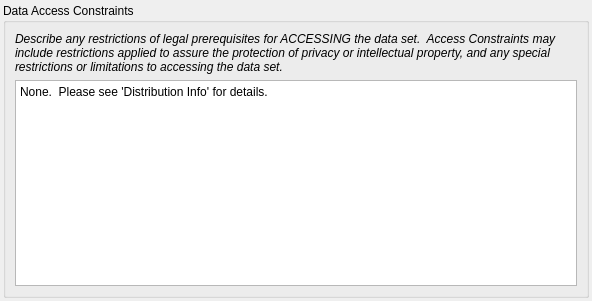
Before: the Qt Designer form pymdwizard/gui/ui_files/AccessConstraints.ui in DOI-USGS/fort-pymdwizard, drawn with Qt 5.
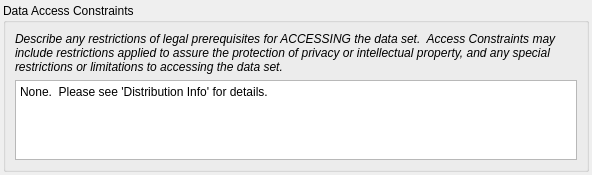
After: the same form once the commit is applied.

```diff
--- a/pymdwizard/gui/ui_files/AccessConstraints.ui
+++ b/pymdwizard/gui/ui_files/AccessConstraints.ui
@@ -7,9 +7,21 @@
     <x>0</x>
     <y>0</y>
     <width>592</width>
-    <height>301</height>
+    <height>175</height>
    </rect>
   </property>
+  <property name="minimumSize">
+   <size>
+    <width>0</width>
+    <height>135</height>
+   </size>
+  </property>
+  <property name="maximumSize">
+   <size>
+    <width>16777215</width>
+    <height>175</height>
+   </size>
+  </property>
   <property name="font">
    <font>
     <family>Arial</family>
```
